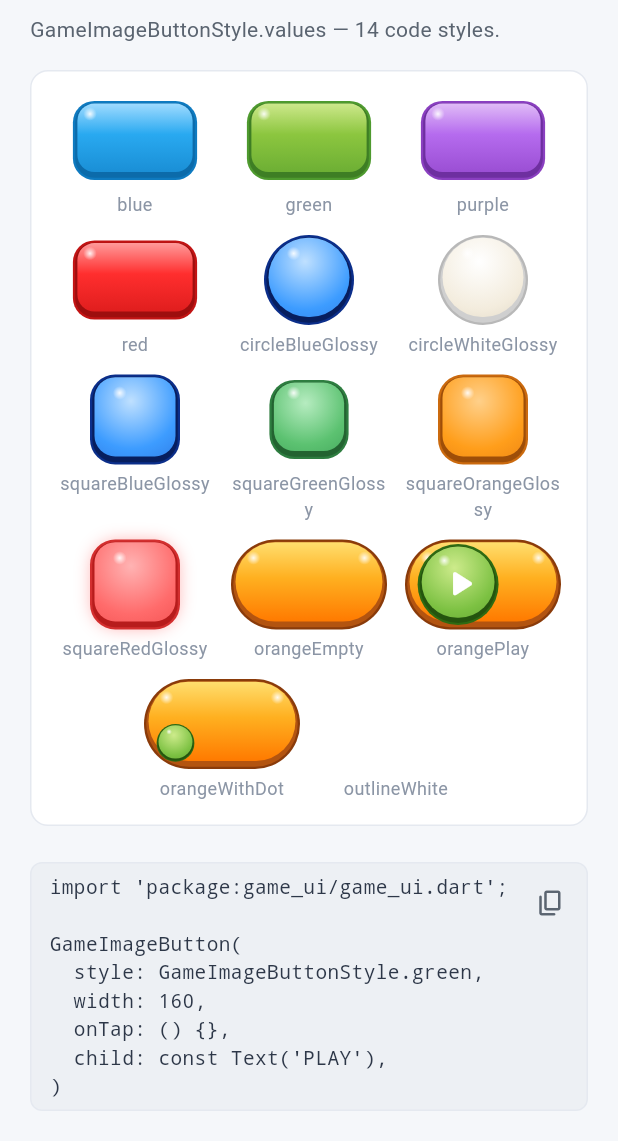
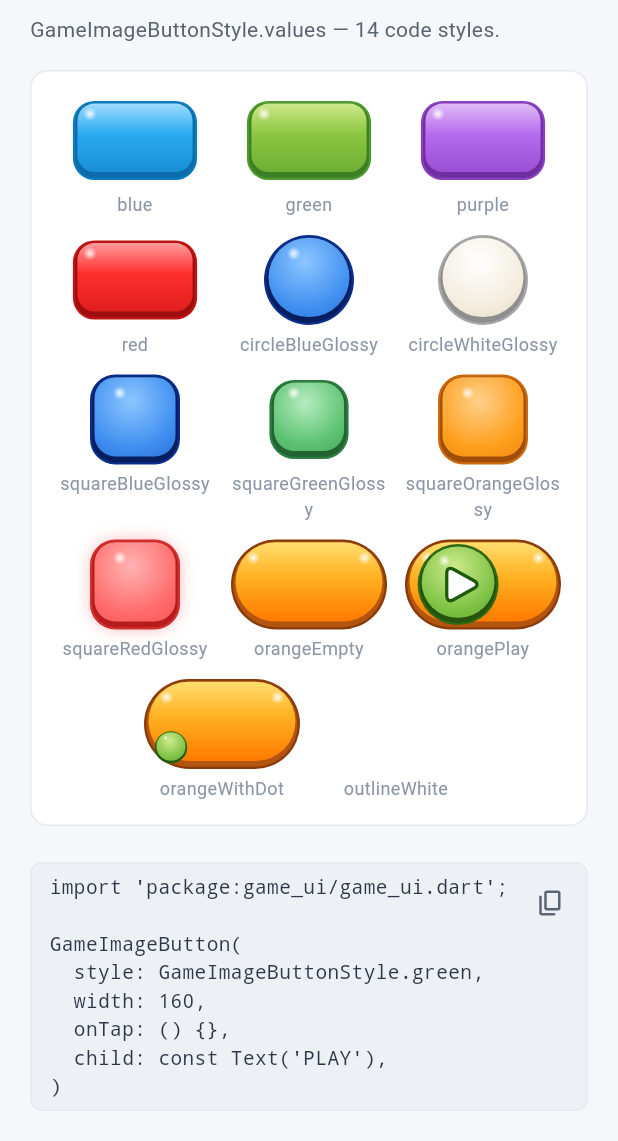
Before and after one commit to yakupadakli/game-ui, a Flutter app: the GameImageButtonPage screen opened directly, scrolled down 545 dp, on a phone screen of 412 x 824 dp, the part 95-1236 px from its top. Run offline on Flutter 3.47's test engine with Material 3 defaults, Android fonts, the phone set to English and light mode, and no system bars.

Commit message:
Tune code-rendered buttons to match the original art
Rendered every button variant side-by-side against the original PNGs
(headless capture via a widget test) and fixed the mismatches:

- Deepen the blue sphere palette (GameButton.circle, circleBlueGlossy,
  squareBlueGlossy) — the faces read washed-out next to the art.
- Strengthen circleWhiteGlossy's metallic gray rim, which was nearly
  invisible.
- Draw the orangePlay badge triangle with a path instead of an icon
  font glyph, casing it in dark green like the art.
- Move the orangeWithDot status dot to ride the pill's bottom-left
  corner, matching the original composition.
- Thin the outlineWhite border and give it a faint translucent white
  fill.

Verified locally with Flutter 3.41.4: format clean, analyze clean, all
97 tests pass.

Co-Authored-By: Claude Opus 4.8 <noreply@anthropic.com>
Claude-Session: https://claude.ai/code/session_01EdeMYAae78u7eQzN1bs2p5

```diff
--- a/lib/src/widgets/buttons/game_button.dart
+++ b/lib/src/widgets/buttons/game_button.dart
@@ -41,11 +41,11 @@ class GameButton extends StatelessWidget {
   // Default blue palettes with a deep navy depth rim, matching the original
   // glossy button art.
   static const GameButtonPalette _circlePalette = GameButtonPalette(
-    face: Color(0xFF3D9CFF),
+    face: Color(0xFF3E8EF0),
     depth: Color(0xFF0B2E8A),
     innerRing: Color(0xFF071E5E),
-    highlight: Color(0xFFBFE0FF),
-    shadow: Color(0xFF2A72E0),
+    highlight: Color(0xFF8CC6FF),
+    shadow: Color(0xFF2361C8),
     stroke: Color(0xFF06215E),
   );
   static const GameButtonPalette _squarePalette = GameButtonPalette(
--- a/lib/src/widgets/buttons/game_glossy_button_surface.dart
+++ b/lib/src/widgets/buttons/game_glossy_button_surface.dart
@@ -78,7 +78,7 @@ class GameGlossyButtonSurface extends StatelessWidget {
           decoration: BoxDecoration(
             color: palette.face,
             borderRadius: BorderRadius.circular(r),
-            border: Border.all(color: palette.stroke, width: s * 0.035),
+            border: Border.all(color: palette.stroke, width: s * 0.022),
           ),
         ),
       );
--- a/lib/src/widgets/buttons/game_image_button.dart
+++ b/lib/src/widgets/buttons/game_image_button.dart
@@ -1,4 +1,4 @@
-import 'package:flutter/material.dart';
+import 'package:flutter/widgets.dart';
 
 import '../../animations/game_tap_scale.dart';
 import 'game_button_palette.dart';
@@ -39,20 +39,20 @@ const GameButtonPalette _redRect = GameButtonPalette(
   stroke: Color(0xFF8A0A0A),
 );
 const GameButtonPalette _blueSphere = GameButtonPalette(
-  face: Color(0xFF3D9CFF),
+  face: Color(0xFF3E8EF0),
   depth: Color(0xFF0B2E8A),
   innerRing: Color(0xFF071E5E),
-  highlight: Color(0xFFBFE0FF),
-  shadow: Color(0xFF2A72E0),
+  highlight: Color(0xFF8CC6FF),
+  shadow: Color(0xFF2361C8),
   stroke: Color(0xFF06215E),
 );
 const GameButtonPalette _whiteSphere = GameButtonPalette(
   face: Color(0xFFF3ECDD),
-  depth: Color(0xFFB8B8B8),
-  innerRing: Color(0xFFCFCFCF),
+  depth: Color(0xFFA6A6A6),
+  innerRing: Color(0xFF8E8E8E),
   highlight: Color(0xFFFFFFFF),
-  shadow: Color(0xFFD8CFBC),
-  stroke: Color(0xFFAFAFAF),
+  shadow: Color(0xFFD2C9B8),
+  stroke: Color(0xFF909090),
 );
 const GameButtonPalette _greenSquare = GameButtonPalette(
   face: Color(0xFF5CC271),
@@ -95,7 +95,7 @@ const GameButtonPalette _greenSphere = GameButtonPalette(
   stroke: Color(0xFF1E4A0C),
 );
 const GameButtonPalette _outline = GameButtonPalette(
-  face: Color(0x00000000),
+  face: Color(0x2EFFFFFF),
   depth: Color(0xFFFFFFFF),
   innerRing: Color(0xFFFFFFFF),
   highlight: Color(0xFFFFFFFF),
@@ -279,7 +279,8 @@ class GameImageButton extends StatelessWidget {
 }
 
 /// Green glossy badge baked into the orange pill styles — a play button
-/// ([_Decoration.play]) or a small dot ([_Decoration.dot]), pinned to the left.
+/// ([_Decoration.play]) pinned mid-left, or a small status dot
+/// ([_Decoration.dot]) riding the pill's bottom-left corner.
 class _Badge extends StatelessWidget {
   const _Badge({required this.decoration, required this.buttonHeight});
 
@@ -289,10 +290,10 @@ class _Badge extends StatelessWidget {
   @override
   Widget build(BuildContext context) {
     final isPlay = decoration == _Decoration.play;
-    final d = buttonHeight * (isPlay ? 0.9 : 0.42);
+    final d = buttonHeight * (isPlay ? 0.9 : 0.36);
     return Positioned(
-      left: buttonHeight * 0.14,
-      top: isPlay ? null : buttonHeight * 0.5,
+      left: buttonHeight * (isPlay ? 0.14 : 0.12),
+      top: isPlay ? null : buttonHeight * 0.58,
       child: SizedBox(
         width: d,
         height: d,
@@ -306,13 +307,9 @@ class _Badge extends StatelessWidget {
               shape: GameGlossyButtonShape.circle,
             ),
             if (isPlay)
-              Padding(
-                padding: EdgeInsets.only(left: d * 0.06, bottom: d * 0.04),
-                child: Icon(
-                  Icons.play_arrow_rounded,
-                  color: const Color(0xFFFFFFFF),
-                  size: d * 0.55,
-                ),
+              CustomPaint(
+                size: Size.square(d),
+                painter: const _PlayTrianglePainter(),
               ),
           ],
         ),
@@ -320,3 +317,50 @@ class _Badge extends StatelessWidget {
     );
   }
 }
+
+/// White rounded play triangle with a dark green casing, drawn with a path so
+/// it needs no icon font.
+class _PlayTrianglePainter extends CustomPainter {
+  const _PlayTrianglePainter();
+
+  @override
+  void paint(Canvas canvas, Size size) {
+    canvas.save();
+    canvas.scale(size.shortestSide);
+
+    // Rounded triangle: trim each vertex and bridge with a quadratic.
+    const points = [Offset(0.38, 0.30), Offset(0.38, 0.70), Offset(0.74, 0.5)];
+    const radius = 0.06;
+    final path = Path();
+    for (var i = 0; i < points.length; i++) {
+      final current = points[i];
+      final previous = points[(i - 1 + points.length) % points.length];
+      final next = points[(i + 1) % points.length];
+      final fromPrev = current - previous;
+      final toNext = next - current;
+      final entry = current - fromPrev / fromPrev.distance * radius;
+      final exit = current + toNext / toNext.distance * radius;
+      if (i == 0) {
+        path.moveTo(entry.dx, entry.dy);
+      } else {
+        path.lineTo(entry.dx, entry.dy);
+      }
+      path.quadraticBezierTo(current.dx, current.dy, exit.dx, exit.dy);
+    }
+    path.close();
+
+    canvas.drawPath(
+      path,
+      Paint()
+        ..style = PaintingStyle.stroke
+        ..strokeWidth = 0.08
+        ..strokeJoin = StrokeJoin.round
+        ..color = const Color(0xFF1E5A0E),
+    );
+    canvas.drawPath(path, Paint()..color = const Color(0xFFFFFFFF));
+    canvas.restore();
+  }
+
+  @override
+  bool shouldRepaint(covariant _PlayTrianglePainter oldDelegate) => false;
+}
```
Also changed, not shown: example/pubspec.lock.
